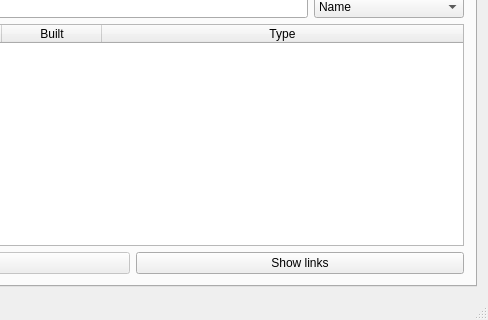
Above: vika3/adalgluggi.ui from editomars/VLN1_h22 before the change; both pictures show x 223 to 711 and y 116 to 436 of the 711 by 436 pixel window. Below: the same form after it.
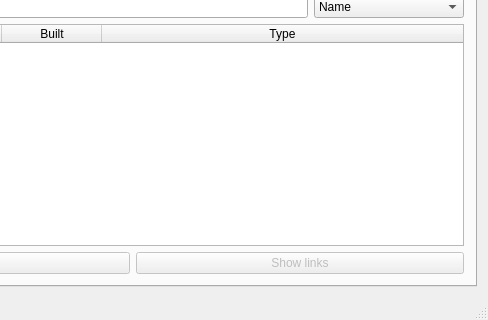
That is the form after the change. The open tabs and pages were chosen to show the change.

Diff of the .ui file:
```diff
--- a/vika3/adalgluggi.ui
+++ b/vika3/adalgluggi.ui
@@ -330,7 +330,10 @@
            </widget>
           </item>
           <item>
-           <widget class="QPushButton" name="button_showVLinks">
+           <widget class="QPushButton" name="vButton_showLinks">
+            <property name="enabled">
+             <bool>false</bool>
+            </property>
             <property name="text">
              <string>Show links</string>
             </property>
```
Left out of the diff: 5 changed lines with no effect on the pictures.
